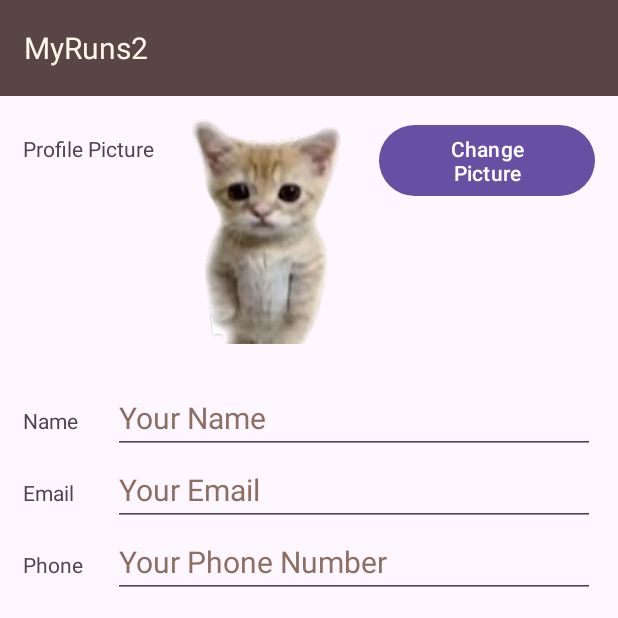
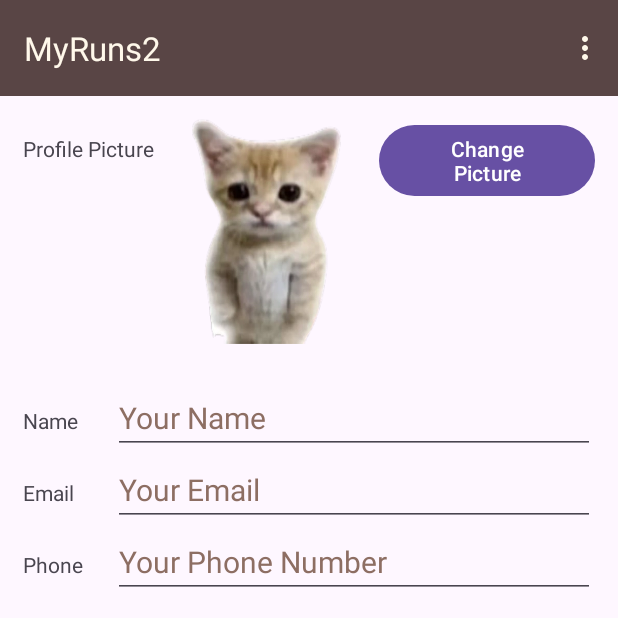
Before and after one commit to dewren99/Deniz_Evrendilek_User_Interface, an Android app: the ProfileFragment screen opened through its navigation route, on a phone screen of 412 x 824 dp, the top half of it. Run offline under Robolectric (Android 15) with nearby library versions, the phone set to English and light mode, and no system bars; pictures from the network do not load.

Commit message:
Add menu to toolbar on Profile page

```diff
--- a/app/src/main/java/com/example/deniz_evrendilek_user_interface/ui/activities/MainActivity.kt
+++ b/app/src/main/java/com/example/deniz_evrendilek_user_interface/ui/activities/MainActivity.kt
@@ -2,6 +2,7 @@ package com.example.deniz_evrendilek_user_interface.ui.activities
 
 import android.os.Bundle
 import androidx.appcompat.app.AppCompatActivity
+import androidx.appcompat.widget.Toolbar
 import com.example.deniz_evrendilek_user_interface.R
 
 class MainActivity : AppCompatActivity() {
@@ -10,6 +11,10 @@ class MainActivity : AppCompatActivity() {
     override fun onCreate(savedInstanceState: Bundle?) {
         super.onCreate(savedInstanceState)
         setContentView(R.layout.activity_main)
+
+        val toolbar: Toolbar = findViewById(R.id.toolbar)
+        toolbar.title = resources.getString(R.string.myruns2)
+        setSupportActionBar(toolbar)
     }
 
 
--- a/app/src/main/java/com/example/deniz_evrendilek_user_interface/ui/fragments/MapFragment.kt
+++ b/app/src/main/java/com/example/deniz_evrendilek_user_interface/ui/fragments/MapFragment.kt
@@ -5,7 +5,7 @@ import android.view.LayoutInflater
 import android.view.View
 import android.view.ViewGroup
 import android.widget.Button
-import android.widget.TextView
+import androidx.appcompat.widget.Toolbar
 import androidx.fragment.app.Fragment
 import androidx.navigation.fragment.findNavController
 import com.example.deniz_evrendilek_user_interface.R
@@ -41,6 +41,6 @@ class MapFragment : Fragment() {
     }
 
     private fun setToolbarHeader() {
-        requireActivity().findViewById<TextView>(R.id.toolbar_header).text = MAP_HEADER
+        requireActivity().findViewById<Toolbar>(R.id.toolbar).title = MAP_HEADER
     }
 }
--- a/app/src/main/java/com/example/deniz_evrendilek_user_interface/ui/fragments/ProfileFragment.kt
+++ b/app/src/main/java/com/example/deniz_evrendilek_user_interface/ui/fragments/ProfileFragment.kt
@@ -9,6 +9,9 @@ import android.os.Environment
 import android.provider.MediaStore
 import android.provider.MediaStore.ACTION_IMAGE_CAPTURE
 import android.view.LayoutInflater
+import android.view.Menu
+import android.view.MenuInflater
+import android.view.MenuItem
 import android.view.View
 import android.view.ViewGroup
 import android.widget.Button
@@ -76,8 +79,30 @@ class ProfileFragment : Fragment() {
         permissionsManager = PermissionsManager(this)
         toastManager = ToastManager(requireContext())
         setupProfilePage()
+        @Suppress("DEPRECATION")
+        setHasOptionsMenu(true)
         return view
     }
+
+    @Deprecated("Deprecated in Java")
+    override fun onCreateOptionsMenu(menu: Menu, inflater: MenuInflater) {
+        inflater.inflate(R.menu.menu, menu)
+        @Suppress("DEPRECATION")
+        super.onCreateOptionsMenu(menu, inflater)
+    }
+
+    @Deprecated("Deprecated in Java")
+    override fun onOptionsItemSelected(item: MenuItem): Boolean {
+        when (item.itemId) {
+            R.id.action_navigate_to_settings -> {
+                exitProfile()
+                return true
+            }
+        }
+        @Suppress("DEPRECATION")
+        return super.onOptionsItemSelected(item)
+    }
+
 
     private fun setupProfilePage() {
 //        maybeRequestPermissions()
@@ -108,6 +133,9 @@ class ProfileFragment : Fragment() {
     private fun loadProfile() {
         val data = profileData.load()
 
+        println(data[ProfileData.KEYS.GENDER])
+        println(data[ProfileData.KEYS.GENDER]?.toIntOrNull() ?: -1)
+
         inputName.setText(data[ProfileData.KEYS.NAME])
         inputEmail.setText(data[ProfileData.KEYS.EMAIL])
         inputPhone.setText(data[ProfileData.KEYS.PHONE])
@@ -127,6 +155,8 @@ class ProfileFragment : Fragment() {
         // Retrieve values from input fields using getFormValues()
         val formValues = getFormValues()
         val currUri = getProfilePic() ?: ""
+
+        println(formValues["genderRadio"].toString())
 
         profileData.save(
             formValues["nameInput"].toString(),
--- a/app/src/main/res/layout/activity_main.xml
+++ b/app/src/main/res/layout/activity_main.xml
@@ -10,20 +10,13 @@
     <androidx.appcompat.widget.Toolbar
         android:id="@+id/toolbar"
         android:layout_width="match_parent"
-        android:layout_height="wrap_content"
+        android:layout_height="?attr/actionBarSize"
         android:background="@color/palette_1"
         app:layout_constraintLeft_toLeftOf="parent"
         app:layout_constraintRight_toRightOf="parent"
-        app:layout_constraintTop_toTopOf="parent">
-
-        <TextView
-            android:id="@+id/toolbar_header"
-            android:layout_width="wrap_content"
-            android:layout_height="wrap_content"
-            android:text="@string/myruns2"
-            android:textColor="@color/palette_5"
-            android:textSize="20sp" />
-    </androidx.appcompat.widget.Toolbar>
+        app:layout_constraintTop_toTopOf="parent"
+        app:titleTextColor="@color/palette_5"
+        android:theme="@style/ToolbarTheme"/>
 
     <androidx.fragment.app.FragmentContainerView
         android:id="@+id/nav_host_fragment"
--- a/app/src/main/res/layout/fragment_profile.xml
+++ b/app/src/main/res/layout/fragment_profile.xml
@@ -120,6 +120,7 @@
                 android:text="@string/gender_radio_label" />
 
             <RadioButton
+                android:id="@+id/radio_female"
                 android:layout_width="wrap_content"
                 android:layout_height="wrap_content"
                 android:layout_marginEnd="10dp"
@@ -127,6 +128,7 @@
                 android:textSize="20sp" />
 
             <RadioButton
+                android:id="@+id/radio_male"
                 android:layout_width="wrap_content"
                 android:layout_height="wrap_content"
                 android:text="@string/male_radio_label"
--- /dev/null
+++ b/app/src/main/res/menu/menu.xml
@@ -0,0 +1,9 @@
+<?xml version="1.0" encoding="utf-8"?>
+<menu xmlns:android="http://schemas.android.com/apk/res/android"
+    xmlns:app="http://schemas.android.com/apk/res-auto">
+
+    <item
+        android:id="@+id/action_navigate_to_settings"
+        android:title="@string/menu_item_settings"
+        app:showAsAction="never" />
+</menu>
--- a/app/src/main/res/values/strings.xml
+++ b/app/src/main/res/values/strings.xml
@@ -55,4 +55,5 @@
     <string name="input_type_title">Input Type</string>
     <string name="activity_type_title">Activity Type</string>
     <string name="button_start">START</string>
+    <string name="menu_item_settings">Settings</string>
 </resources>
--- /dev/null
+++ b/app/src/main/res/values/styles.xml
@@ -0,0 +1,7 @@
+<?xml version="1.0" encoding="utf-8"?>
+<resources>
+
+    <style name="ToolbarTheme">
+        <item name="android:textColorSecondary">@color/palette_5</item>
+    </style>
+</resources>
```
